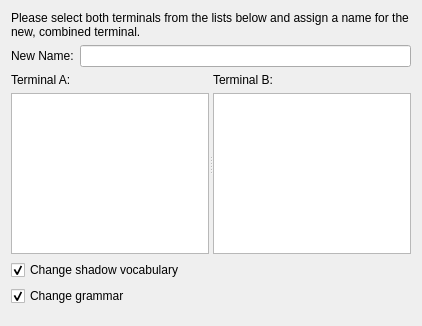
Old version of the form simon/src/simonmodelmanagementui/MergeTerminals/mergeterminalsselectpage.ui in the repository KDE/simon.
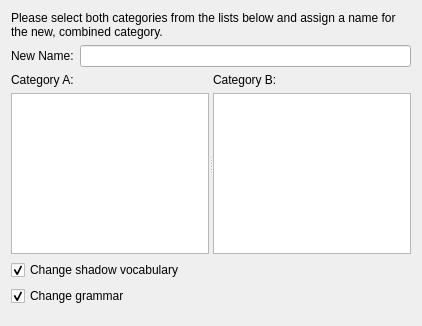
New version of the form. Custom widgets are drawn as their Qt base class.

Commit message: terminal -> category

```diff
--- a/simon/src/simonmodelmanagementui/MergeTerminals/mergeterminalsselectpage.ui
+++ b/simon/src/simonmodelmanagementui/MergeTerminals/mergeterminalsselectpage.ui
@@ -17,7 +17,7 @@
    <item>
     <widget class="QLabel" name="lbDesc">
      <property name="text">
-      <string>Please select both terminals from the lists below and assign a name for the new, combined terminal.</string>
+      <string>Please select both categories from the lists below and assign a name for the new, combined category.</string>
      </property>
      <property name="wordWrap">
       <bool>true</bool>
@@ -48,7 +48,7 @@
        <item>
         <widget class="QLabel" name="lbTerminalA">
          <property name="text">
-          <string>Terminal A:</string>
+          <string>Category A:</string>
          </property>
         </widget>
        </item>
@@ -62,7 +62,7 @@
        <item>
         <widget class="QLabel" name="lbTerminalB">
          <property name="text">
-          <string>Terminal B:</string>
+          <string>Category B:</string>
          </property>
         </widget>
        </item>
```
The commit also changes 5 other files.
